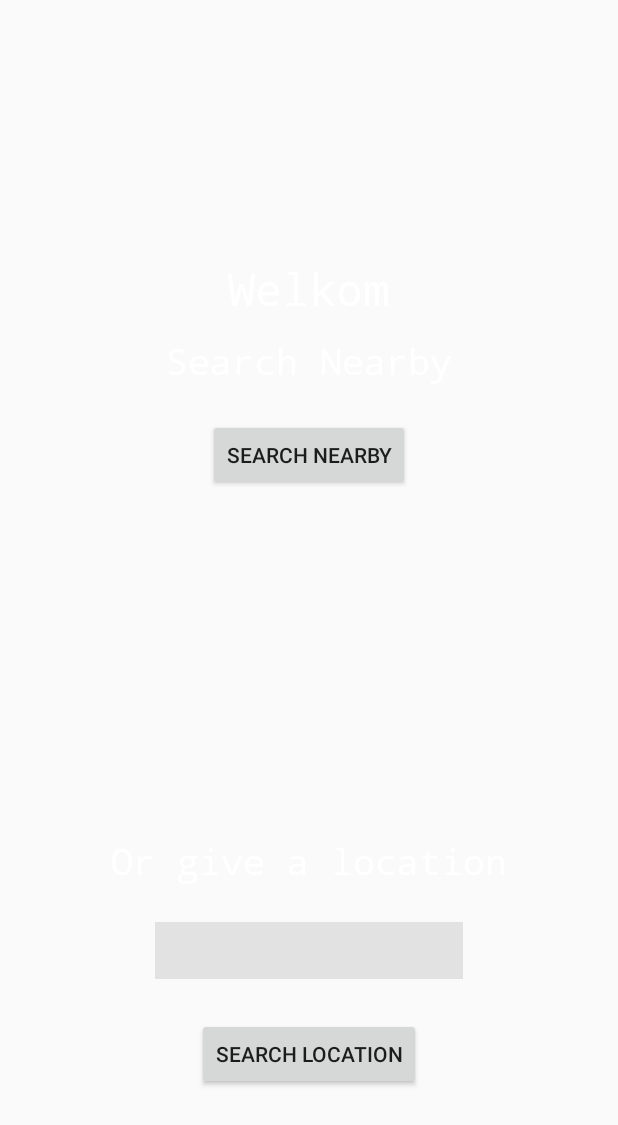
After one commit to jaggrh95/DIGITAL-ECONOMY, an Android app: the layout activity_voor_map.xml on its own in the app's theme, with its tools: preview values and no code run, on a phone screen of 412 x 824 dp. The commit adds this screen. Shown: the top 1125 px of the screen. Run offline under Robolectric (Android 15) with nearby library versions, the phone set to English and light mode, and no system bars.

Commit message:
map activity

```diff
--- /dev/null
+++ b/app/src/main/res/layout/activity_voor_map.xml
@@ -0,0 +1,111 @@
+<?xml version="1.0" encoding="utf-8"?>
+<android.support.constraint.ConstraintLayout xmlns:android="http://schemas.android.com/apk/res/android"
+    xmlns:app="http://schemas.android.com/apk/res-auto"
+    xmlns:tools="http://schemas.android.com/tools"
+    android:layout_width="match_parent"
+    android:layout_height="match_parent"
+    android:layout_centerHorizontal="true"
+    android:layout_centerVertical="true"
+    android:layout_gravity="center"
+    tools:context=".ActivityVoorMap">
+
+
+    <RelativeLayout
+        android:layout_width="match_parent"
+        android:layout_height="match_parent"
+        app:layout_constraintBottom_toBottomOf="parent"
+        app:layout_constraintEnd_toEndOf="parent"
+        app:layout_constraintHorizontal_bias="0.0"
+        app:layout_constraintStart_toStartOf="parent"
+        app:layout_constraintTop_toTopOf="parent"
+        app:layout_constraintVertical_bias="0.0">
+
+        <TextView
+            android:id="@+id/textView3"
+            android:layout_width="wrap_content"
+            android:layout_height="wrap_content"
+            android:layout_alignParentTop="true"
+            android:layout_centerHorizontal="true"
+            android:layout_marginTop="224dp"
+            android:layout_weight="1"
+            android:fontFamily="monospace"
+            android:text="Search Nearby"
+            android:textColor="@android:color/background_light"
+            android:textSize="24sp"
+            app:layout_constraintStart_toStartOf="parent"
+            app:layout_constraintTop_toBottomOf="@+id/textView" />
+
+        <Button
+            android:id="@+id/button"
+            android:layout_width="wrap_content"
+
+
+            android:layout_height="wrap_content"
+            android:layout_alignParentBottom="true"
+            android:layout_centerHorizontal="true"
+            android:layout_marginBottom="97dp"
+            android:layout_weight="1"
+            android:onClick="OnClickGeo"
+            android:text="Search Location"
+            app:layout_constraintStart_toStartOf="parent"
+            app:layout_constraintTop_toBottomOf="@+id/textView3" />
+
+        <Button
+            android:id="@+id/button4"
+            android:layout_width="wrap_content"
+
+
+            android:layout_height="wrap_content"
+            android:layout_alignParentTop="true"
+            android:layout_centerHorizontal="true"
+            android:layout_marginTop="279dp"
+            android:layout_weight="1"
+            android:onClick="onClick"
+            android:text="Search Nearby"
+            app:layout_constraintStart_toStartOf="parent"
+            app:layout_constraintTop_toBottomOf="@+id/textView3" />
+
+        <TextView
+            android:id="@+id/textView2"
+            android:layout_width="wrap_content"
+            android:layout_height="wrap_content"
+            android:layout_alignParentBottom="true"
+            android:layout_centerHorizontal="true"
+            android:layout_marginBottom="234dp"
+            android:layout_weight="1"
+            android:fontFamily="monospace"
+            android:text="Or give a location"
+            android:textColor="@android:color/background_light"
+            android:textSize="24sp"
+            app:layout_constraintStart_toStartOf="parent"
+            app:layout_constraintTop_toBottomOf="@+id/button" />
+
+        <EditText
+            android:id="@+id/Input"
+            android:layout_width="205dp"
+            android:layout_height="38dp"
+            android:layout_alignParentBottom="true"
+            android:layout_centerHorizontal="true"
+            android:layout_marginBottom="171dp"
+            android:background="#e2e2e2"
+            android:inputType="text"
+            android:textAlignment="center"
+            android:visibility="visible" />
+
+        <TextView
+            android:id="@+id/textView"
+            android:layout_width="wrap_content"
+            android:layout_height="wrap_content"
+            android:layout_alignParentTop="true"
+            android:layout_centerHorizontal="true"
+            android:layout_marginTop="172dp"
+            android:layout_weight="1"
+            android:fontFamily="monospace"
+            android:text="Welkom"
+            android:textColor="@android:color/background_light"
+            android:textSize="30sp"
+            app:layout_constraintStart_toStartOf="parent"
+            app:layout_constraintTop_toTopOf="parent" />
+    </RelativeLayout>
+
+</android.support.constraint.ConstraintLayout>
--- a/app/src/main/res/mipmap-anydpi-v26/ic_launcher.xml
+++ b/app/src/main/res/mipmap-anydpi-v26/ic_launcher.xml
@@ -1,5 +1,5 @@
 <?xml version="1.0" encoding="utf-8"?>
 <adaptive-icon xmlns:android="http://schemas.android.com/apk/res/android">
-    <background android:drawable="@drawable/ic_launcher_background"/>
-    <foreground android:drawable="@drawable/ic_launcher_foreground"/>
+    <background android:drawable="@drawable/ic_launcher_background" />
+    <foreground android:drawable="@drawable/ic_launcher_foreground" />
 </adaptive-icon>
--- a/app/src/main/res/mipmap-anydpi-v26/ic_launcher_round.xml
+++ b/app/src/main/res/mipmap-anydpi-v26/ic_launcher_round.xml
@@ -1,5 +1,5 @@
 <?xml version="1.0" encoding="utf-8"?>
 <adaptive-icon xmlns:android="http://schemas.android.com/apk/res/android">
-    <background android:drawable="@drawable/ic_launcher_background"/>
-    <foreground android:drawable="@drawable/ic_launcher_foreground"/>
+    <background android:drawable="@drawable/ic_launcher_background" />
+    <foreground android:drawable="@drawable/ic_launcher_foreground" />
 </adaptive-icon>
--- a/gradle.properties
+++ b/gradle.properties
@@ -1,16 +1,12 @@
 # Project-wide Gradle settings.
-
 # IDE (e.g. Android Studio) users:
 # Gradle settings configured through the IDE *will override*
 # any settings specified in this file.
-
 # For more details on how to configure your build environment visit
 # http://www.gradle.org/docs/current/userguide/build_environment.html
-
 # Specifies the JVM arguments used for the daemon process.
 # The setting is particularly useful for tweaking memory settings.
 org.gradle.jvmargs=-Xmx1536m
-
 # When configured, Gradle will run in incubating parallel mode.
 # This option should only be used with decoupled projects. More details, visit
 # http://www.gradle.org/docs/current/userguide/multi_project_builds.html#sec:decoupled_projects
```
Also changed, not shown: app/build.gradle (+11 -0 lines), app/src/main/AndroidManifest.xml (+11 -5 lines), app/src/main/java/com/example/myapplication/ActivityVoorMap.java (added, +156 -0 lines), app/src/main/java/com/example/myapplication/MapActivity.java (added, +109 -0 lines), app/src/main/res/drawable-v24/ic_launcher_foreground.xml (+6 -6 lines), app/src/main/res/drawable/ic_launcher_background.xml (+166 -70 lines), app/src/main/res/layout/activity_main.xml (+3 -4 lines), app/src/main/res/layout/activity_map.xml (added, +9 -0 lines).
